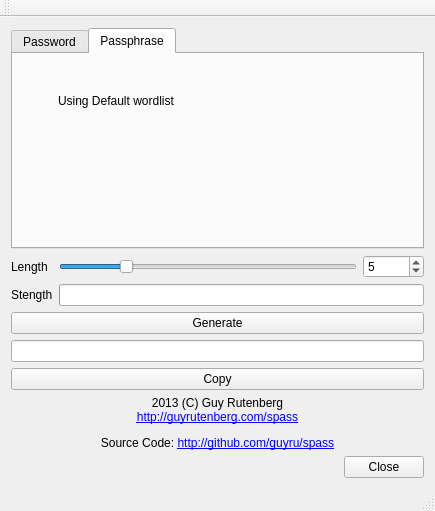
First picture: the form in mainwindow.ui, repository guyru/spass, before the edit.
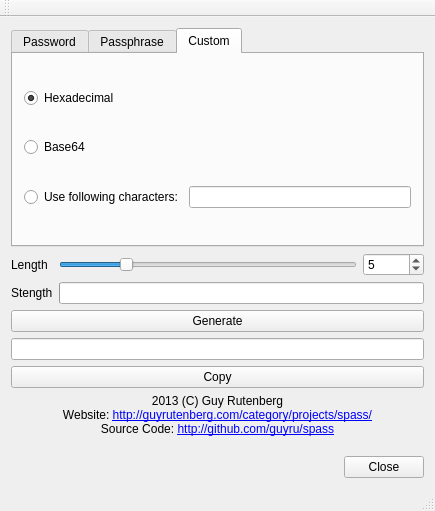
Second picture: the form after the edit. The open tabs and pages were chosen to show the change.

Commit message: Add hexadecimal and base64 strips.

Patch:
```diff
--- a/mainwindow.ui
+++ b/mainwindow.ui
@@ -98,19 +98,59 @@
        <attribute name="title">
         <string>Passphrase</string>
        </attribute>
-       <widget class="QLabel" name="label_4">
-        <property name="geometry">
-         <rect>
-          <x>45</x>
-          <y>26</y>
-          <width>281</width>
-          <height>41</height>
-         </rect>
-        </property>
-        <property name="text">
-         <string>Using Default wordlist</string>
-        </property>
-       </widget>
+       <layout class="QVBoxLayout" name="verticalLayout_2">
+        <item>
+         <widget class="QLabel" name="label_4">
+          <property name="text">
+           <string>Using the Diceware8k word list, (C) 2000 Arnold G. Reinhold</string>
+          </property>
+         </widget>
+        </item>
+       </layout>
+      </widget>
+      <widget class="QWidget" name="tabCustom">
+       <attribute name="title">
+        <string>Custom</string>
+       </attribute>
+       <layout class="QVBoxLayout" name="verticalLayout_3">
+        <item>
+         <widget class="QRadioButton" name="radioButtonHex">
+          <property name="text">
+           <string>Hexadecimal</string>
+          </property>
+          <property name="checked">
+           <bool>true</bool>
+          </property>
+          <property name="strip" stdset="0">
+           <string notr="true">0123456789ABCDEF</string>
+          </property>
+         </widget>
+        </item>
+        <item>
+         <widget class="QRadioButton" name="radioButtonBase64">
+          <property name="text">
+           <string>Base64</string>
+          </property>
+          <property name="strip" stdset="0">
+           <string notr="true">abcdefghijklmnopqrstuvwxyzABCDEFGHIJKLMNOPQRSTUVWXYZ0123456789+/</string>
+          </property>
+         </widget>
+        </item>
+        <item>
+         <layout class="QHBoxLayout" name="horizontalLayout_2">
+          <item>
+           <widget class="QRadioButton" name="radioButtonCustom">
+            <property name="text">
+             <string>Use following characters:</string>
+            </property>
+           </widget>
+          </item>
+          <item>
+           <widget class="QLineEdit" name="lineEditCustom"/>
+          </item>
+         </layout>
+        </item>
+       </layout>
       </widget>
      </widget>
     </item>
@@ -205,7 +245,12 @@
     <item>
      <widget class="QLabel" name="label_3">
       <property name="text">
-       <string>&lt;html&gt;&lt;head/&gt;&lt;body&gt;&lt;p align=&quot;center&quot;&gt;2013 (C) Guy Rutenberg&lt;br/&gt;&lt;a href=&quot;http://guyrutenberg.com/spass&quot;&gt;&lt;span style=&quot;color:#0000ff;&quot;&gt;http://guyrutenberg.com/spass&lt;/span&gt;&lt;/a&gt;&lt;/p&gt;&lt;p align=&quot;center&quot;&gt;Source Code: &lt;a href=&quot;http://github.com/guyru/spass&quot;&gt;&lt;span style=&quot;color:#0000ff;&quot;&gt;http://github.com/guyru/spass&lt;/span&gt;&lt;/a&gt;&lt;/p&gt;&lt;/body&gt;&lt;/html&gt;</string>
+       <string>&lt;p align=&quot;center&quot;&gt;2013 (C) Guy Rutenberg&lt;br/&gt;
+Website: &lt;a href=&quot;http://guyrutenberg.com/category/projects/spass/&quot;&gt;http://guyrutenberg.com/category/projects/spass/&lt;/a&gt;&lt;br/&gt;
+Source Code: &lt;a href=&quot;http://github.com/guyru/spass&quot;&gt;http://github.com/guyru/spass&lt;/a&gt;&lt;br/&gt;&lt;/p&gt;</string>
+      </property>
+      <property name="openExternalLinks">
+       <bool>true</bool>
       </property>
      </widget>
     </item>
```
Left out of the diff: 67 changed lines with no effect on the pictures. The commit also changes 1 other file.
